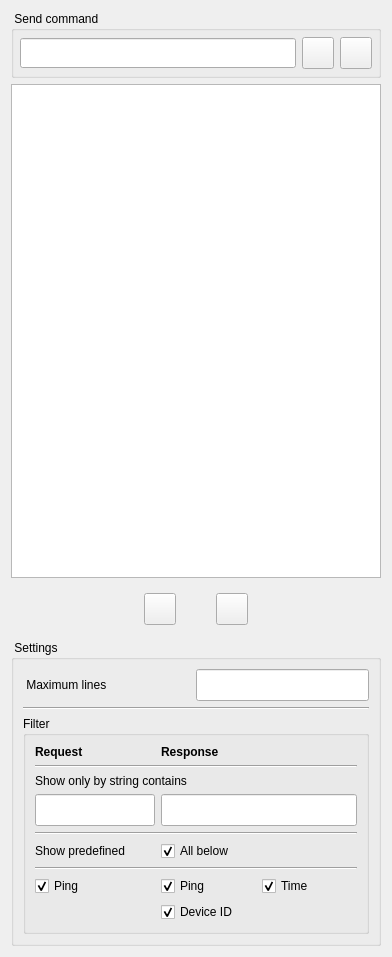
Above: src/ui/debug.ui from AceOfSnakes/NetRC before the change. Below: the same form after it.
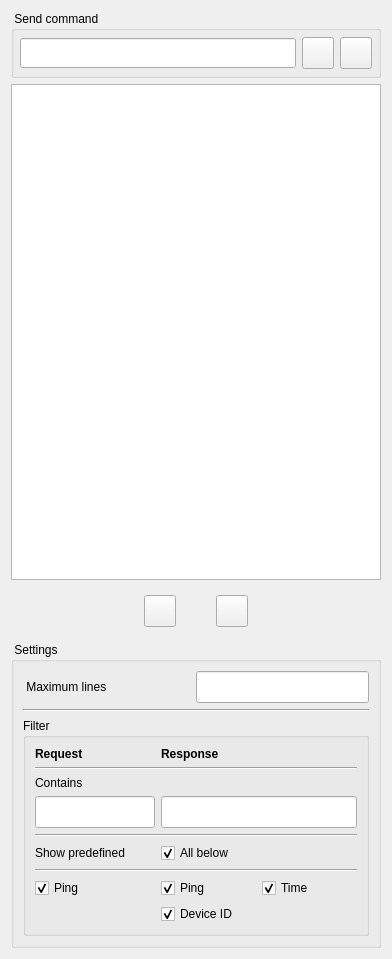
That is the form after the change. Icons and pictures are not drawn.

Commit message: Fix filter on debug screen

What changed in the file:
```diff
--- a/src/ui/debug.ui
+++ b/src/ui/debug.ui
@@ -7,7 +7,7 @@
     <x>0</x>
     <y>0</y>
     <width>392</width>
-    <height>957</height>
+    <height>959</height>
    </rect>
   </property>
   <property name="sizePolicy">
@@ -457,7 +457,7 @@
             </sizepolicy>
            </property>
            <property name="text">
-            <string>Show only by string contains</string>
+            <string>Contains</string>
            </property>
            <property name="alignment">
             <set>Qt::AlignLeading|Qt::AlignLeft|Qt::AlignVCenter</set>
```
The commit also changes 4 other files.
